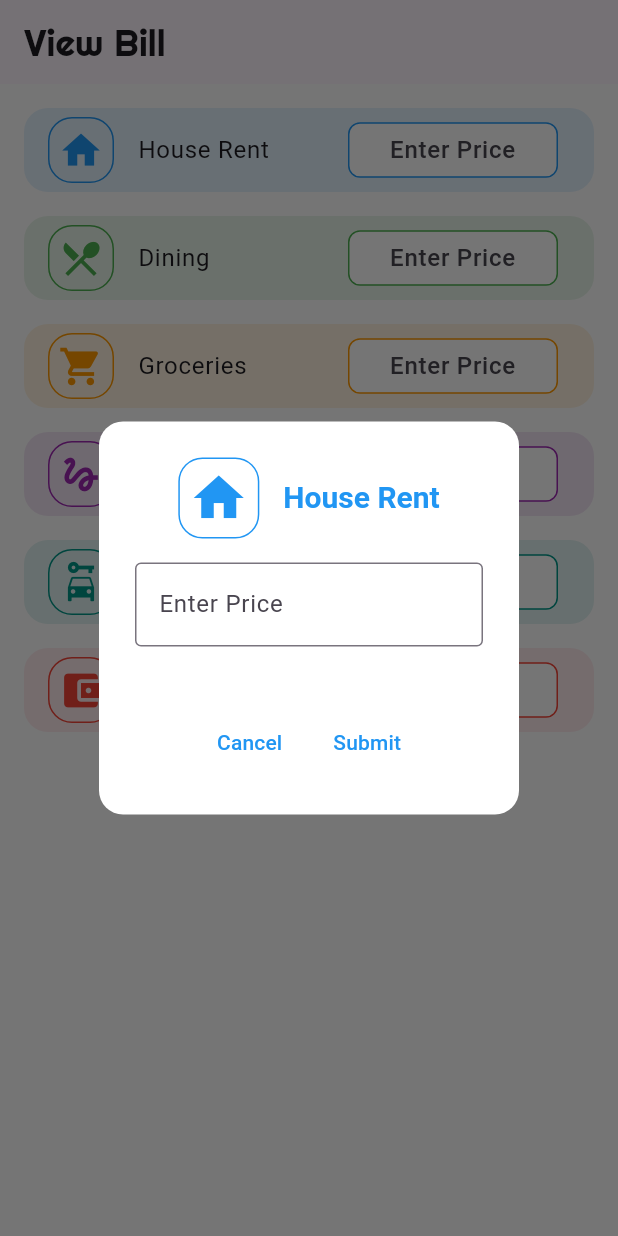
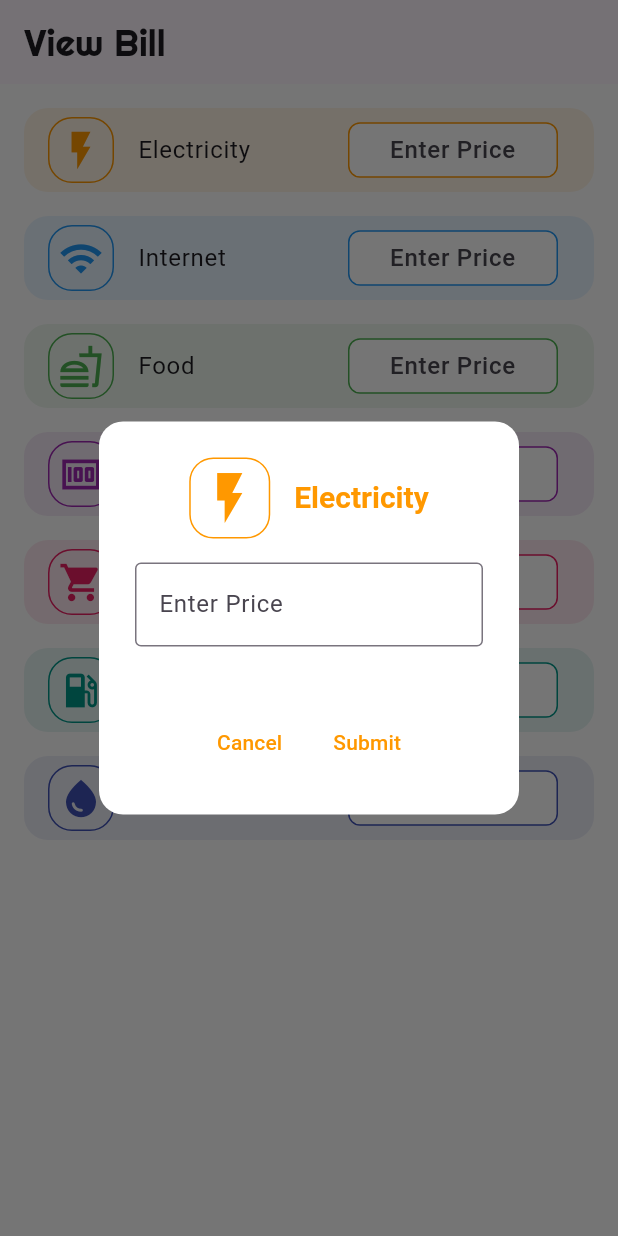
Before and after one commit to rababhamdyy-SmartFinancialManagement/finyx_mobile_app, a Flutter app: the WalletScreen screen opened directly, after a tap on "Enter Price", on a phone screen of 412 x 824 dp. Run offline on Flutter 3.47's test engine with Material 3 defaults, Android fonts, the phone set to English and light mode, and no system bars; our stand-ins replace fl_chart, flutter_bloc, pin_code_fields, shared_preferences, smooth_page_indicator; accounts and stored records are empty.

Commit message:
edit names , icons , colors

```diff
--- a/lib/views/wallet/wallet_body.dart
+++ b/lib/views/wallet/wallet_body.dart
@@ -7,30 +7,23 @@ class WalletBody extends StatelessWidget {
   WalletBody({super.key});
 
   final List<Map<String, dynamic>> defaultItems = [
-    {'label': 'House Rent', 'icon': Icons.home},
-    {'label': 'Dining', 'icon': Icons.local_dining},
-    {'label': 'Groceries', 'icon': Icons.shopping_cart},
-    {'label': 'Services', 'icon': Icons.gesture},
-    {'label': 'Transport', 'icon': Icons.car_rental},
-    {'label': 'Wallet', 'icon': Icons.account_balance_wallet},
-  ];
-
-  final List<Color> backgroundColors = [
-    Colors.blue.shade50,
-    Colors.green.shade50,
-    Colors.orange.shade50,
-    Colors.purple.shade50,
-    Colors.teal.shade50,
-    Colors.red.shade50,
+    {'icon': Icons.flash_on, 'label': 'Electricity'},
+    {'icon': Icons.wifi, 'label': 'Internet'},
+    {'icon': Icons.fastfood_outlined, 'label': 'Food'},
+    {'icon': Icons.money, 'label': 'Zakat'},
+    {'icon': Icons.shopping_cart, 'label': 'Shopping'},
+    {'icon': Icons.local_gas_station, 'label': 'Gas'},
+    {'icon': Icons.water_drop, 'label': 'WaterBill'},
   ];
 
   final List<Color> iconColors = [
+    Colors.orange,
     Colors.blue,
     Colors.green,
-    Colors.orange,
     Colors.purple,
+    Colors.pink,
     Colors.teal,
-    Colors.red,
+    Colors.indigo,
   ];
 
   void _showModal(BuildContext context, String label, IconData icon) async {
@@ -42,21 +35,21 @@ class WalletBody extends StatelessWidget {
       priceController.text = currentPrice.toString();
     }
 
-    // تحديد اللون للعناصر الجديدة بناءً على القائمة المتعرفة
     int index = defaultItems.indexWhere((item) => item['label'] == label);
-
-    // إذا كان العنصر موجودًا في العناصر المتعرفة، نستخدم الألوان المتعرفة
-    Color bgColor;
     Color iconColor;
 
     if (index != -1) {
-      bgColor = backgroundColors[index % backgroundColors.length];
       iconColor = iconColors[index % iconColors.length];
     } else {
-      // إذا كان العنصر جديدًا، نستخدم نفس الآلية للتعيين باستخدام فهرس العنصر
-      final newItemIndex = context.read<PriceCubit>().state.prices.keys.toList().indexOf(label);
-      bgColor = backgroundColors[(newItemIndex + defaultItems.length) % backgroundColors.length];
-      iconColor = iconColors[(newItemIndex + defaultItems.length) % iconColors.length];
+      final newItemIndex = context
+          .read<PriceCubit>()
+          .state
+          .prices
+          .keys
+          .toList()
+          .indexOf(label);
+      iconColor =
+          iconColors[(newItemIndex + defaultItems.length) % iconColors.length];
     }
 
     showDialog(
@@ -79,11 +72,7 @@ class WalletBody extends StatelessWidget {
                       borderRadius: BorderRadius.circular(16),
                       border: Border.all(color: iconColor),
                     ),
-                    child: Icon(
-                      icon,
-                      size: 40,
-                      color: iconColor,
-                    ),
+                    child: Icon(icon, size: 40, color: iconColor),
                   ),
                   const SizedBox(width: 16),
                   Text(
@@ -91,7 +80,7 @@ class WalletBody extends StatelessWidget {
                     style: TextStyle(
                       fontSize: 20,
                       fontWeight: FontWeight.bold,
-                      color: iconColor, // التأكد من استخدام اللون الصحيح هنا
+                      color: iconColor,
                     ),
                   ),
                 ],
@@ -104,9 +93,10 @@ class WalletBody extends StatelessWidget {
                     decoration: InputDecoration(
                       hintText: 'Enter Price',
                       border: OutlineInputBorder(),
-                      errorText: showError ? 'Please enter a valid price' : null,
+                      errorText:
+                          showError ? 'Please enter a valid price' : null,
                       focusedBorder: OutlineInputBorder(
-                        borderSide: BorderSide(color: iconColor), // التأكد من تحديد اللون بشكل صحيح هنا
+                        borderSide: BorderSide(color: iconColor),
                       ),
                     ),
                     keyboardType: TextInputType.number,
@@ -120,12 +110,7 @@ class WalletBody extends StatelessWidget {
                   children: [
                     TextButton(
                       onPressed: () => Navigator.of(context).pop(),
-                      child: Text(
-                        'Cancel',
-                        style: TextStyle(
-                          color: iconColor, // التأكد من تطبيق اللون بشكل صحيح هنا
-                        ),
-                      ),
+                      child: Text('Cancel', style: TextStyle(color: iconColor)),
                     ),
                     const SizedBox(width: 10),
                     TextButton(
@@ -139,12 +124,7 @@ class WalletBody extends StatelessWidget {
                         await SharedPrefsHelper.setDialogShown(label, true);
                         Navigator.of(context).pop();
                       },
-                      child: Text(
-                        'Submit',
-                        style: TextStyle(
-                          color: iconColor, // التأكد من تطبيق اللون بشكل صحيح هنا
-                        ),
-                      ),
+                      child: Text('Submit', style: TextStyle(color: iconColor)),
                     ),
                   ],
                 ),
@@ -175,8 +155,10 @@ class WalletBody extends StatelessWidget {
                 final label = item['label'];
                 final icon = item['icon'];
                 final price = state.prices[label];
-                final bgColor = backgroundColors[index % backgroundColors.length];
                 final iconColor = iconColors[index % iconColors.length];
+
+                // تحديد الخلفية بناءً على لون الأيقونة مع تخفيفها
+                Color bgColor = iconColor.withOpacity(0.1);
 
                 return _buildListTile(
                   icon: icon,
@@ -195,9 +177,12 @@ class WalletBody extends StatelessWidget {
 
                 if (_isDefaultItem(label)) return const SizedBox.shrink();
 
-                // تخصيص الألوان للعناصر الجديدة بناءً على القيم المتعرفة
-                final bgColor = backgroundColors[(defaultItems.length + index) % backgroundColors.length];
-                final iconColor = iconColors[(defaultItems.length + index) % iconColors.length];
+                final iconColor =
+                    iconColors[(defaultItems.length + index) %
+                        iconColors.length];
+
+                // تحديد الخلفية بناءً على لون الأيقونة مع تخفيفها
+                Color bgColor = iconColor.withOpacity(0.1);
 
                 return Dismissible(
                   key: Key(label),
```
